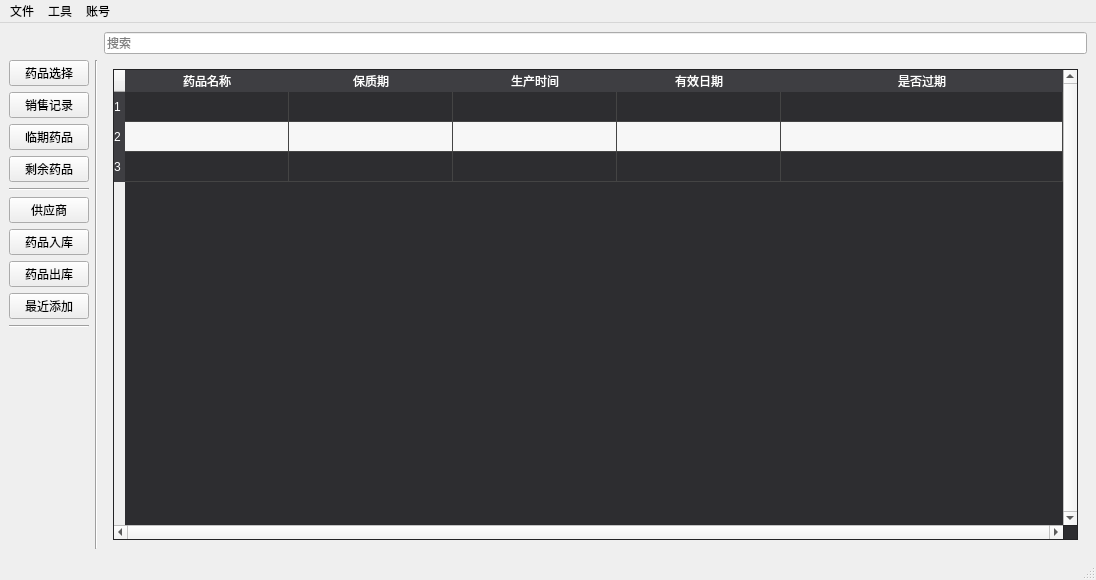
First picture: the form in ui_app/mainwondows.ui, repository live1089/pharmacy_system, before the edit.
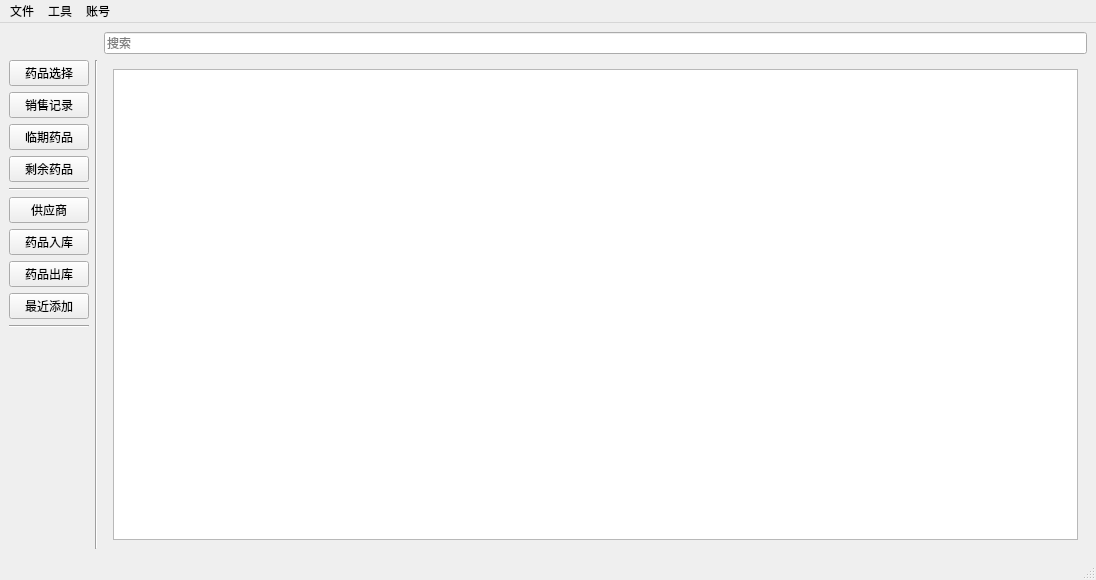
Second picture: the form after the edit. The open tabs and pages were chosen to show the change. Icons and pictures are not drawn.

Diff of the .ui file:
```diff
--- a/ui_app/mainwondows.ui
+++ b/ui_app/mainwondows.ui
@@ -162,117 +162,13 @@
         <widget class="QWidget" name="page">
          <layout class="QGridLayout" name="gridLayout_4">
           <item row="0" column="0">
-           <widget class="QTableWidget" name="medicine_table">
-            <property name="styleSheet">
-             <string notr="true">QTableView {
-    background-color: #2D2D30;
-    color: #FFFFFF;
-    gridline-color: #444444;
-}
-QHeaderView::section {
-    background-color: #3E3E42;
-    color: #FFFFFF;
-    border: none;
-}</string>
-            </property>
-            <property name="verticalScrollBarPolicy">
-             <enum>Qt::ScrollBarPolicy::ScrollBarAlwaysOn</enum>
-            </property>
-            <property name="horizontalScrollBarPolicy">
-             <enum>Qt::ScrollBarPolicy::ScrollBarAlwaysOn</enum>
-            </property>
-            <property name="sizeAdjustPolicy">
-             <enum>QAbstractScrollArea::SizeAdjustPolicy::AdjustToContents</enum>
-            </property>
-            <property name="editTriggers">
-             <set>QAbstractItemView::EditTrigger::NoEditTriggers</set>
-            </property>
-            <property name="alternatingRowColors">
-             <bool>true</bool>
-            </property>
-            <property name="showGrid">
-             <bool>true</bool>
-            </property>
-            <property name="gridStyle">
-             <enum>Qt::PenStyle::SolidLine</enum>
-            </property>
-            <property name="sortingEnabled">
-             <bool>true</bool>
-            </property>
-            <attribute name="horizontalHeaderCascadingSectionResizes">
-             <bool>false</bool>
-            </attribute>
-            <attribute name="horizontalHeaderMinimumSectionSize">
-             <number>60</number>
-            </attribute>
-            <attribute name="horizontalHeaderDefaultSectionSize">
-             <number>164</number>
-            </attribute>
-            <attribute name="horizontalHeaderHighlightSections">
-             <bool>true</bool>
-            </attribute>
-            <attribute name="horizontalHeaderStretchLastSection">
-             <bool>true</bool>
-            </attribute>
-            <attribute name="verticalHeaderMinimumSectionSize">
-             <number>25</number>
-            </attribute>
-            <attribute name="verticalHeaderDefaultSectionSize">
-             <number>30</number>
-            </attribute>
-            <attribute name="verticalHeaderStretchLastSection">
-             <bool>false</bool>
-            </attribute>
-            <row/>
-            <row/>
-            <row/>
-            <column>
-             <property name="text">
-              <string>药品名称</string>
-             </property>
-            </column>
-            <column>
-             <property name="text">
-              <string>保质期</string>
-             </property>
-            </column>
-            <column>
-             <property name="text">
-              <string>生产时间</string>
-             </property>
-            </column>
-            <column>
-             <property name="text">
-              <string>有效日期</string>
-             </property>
-            </column>
-            <column>
-             <property name="text">
-              <string>是否过期</string>
-             </property>
-            </column>
+           <layout class="QGridLayout" name="gridLayout_3">
             <item row="0" column="0">
-             <property name="text">
-              <string/>
-             </property>
-             <property name="textAlignment">
-              <set>AlignCenter</set>
-             </property>
+             <widget class="QTableView" name="drug_selection_tableView"/>
             </item>
-           </widget>
+           </layout>
           </item>
          </layout>
-         <widget class="QWidget" name="gridLayoutWidget">
-          <property name="geometry">
-           <rect>
-            <x>360</x>
-            <y>190</y>
-            <width>160</width>
-            <height>80</height>
-           </rect>
-          </property>
-          <layout class="QGridLayout" name="gridLayout_3"/>
-         </widget>
         </widget>
         <widget class="QWidget" name="page_2">
          <layout class="QGridLayout" name="gridLayout_6">
```
Left out of the diff: 89 changed lines with no effect on the pictures.
